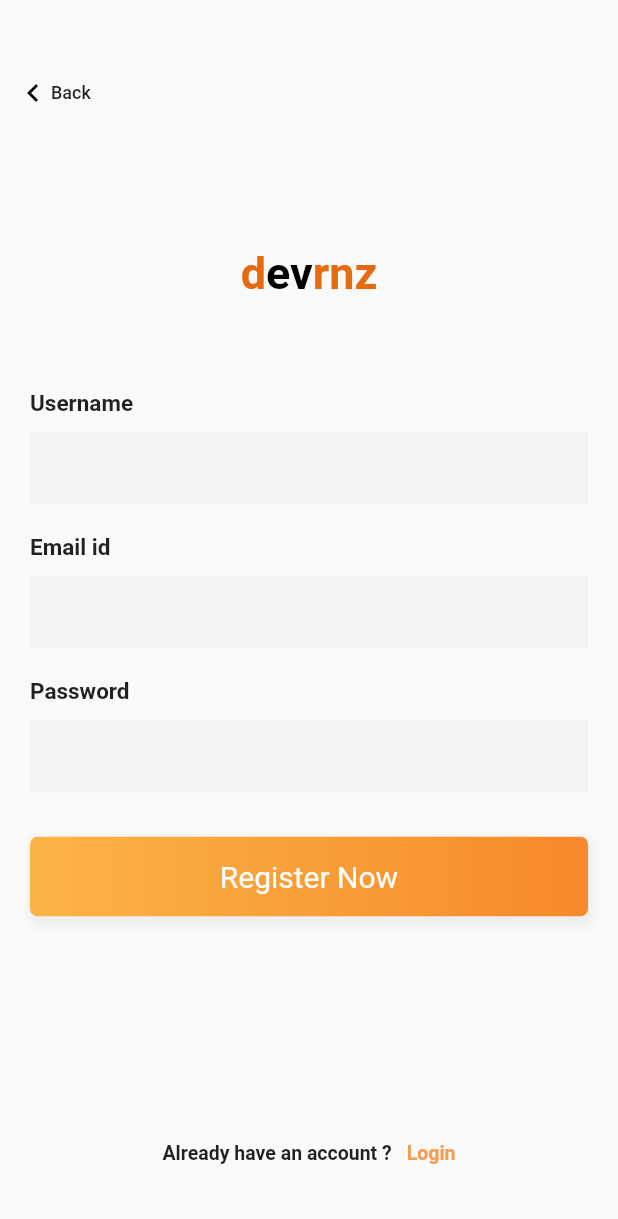
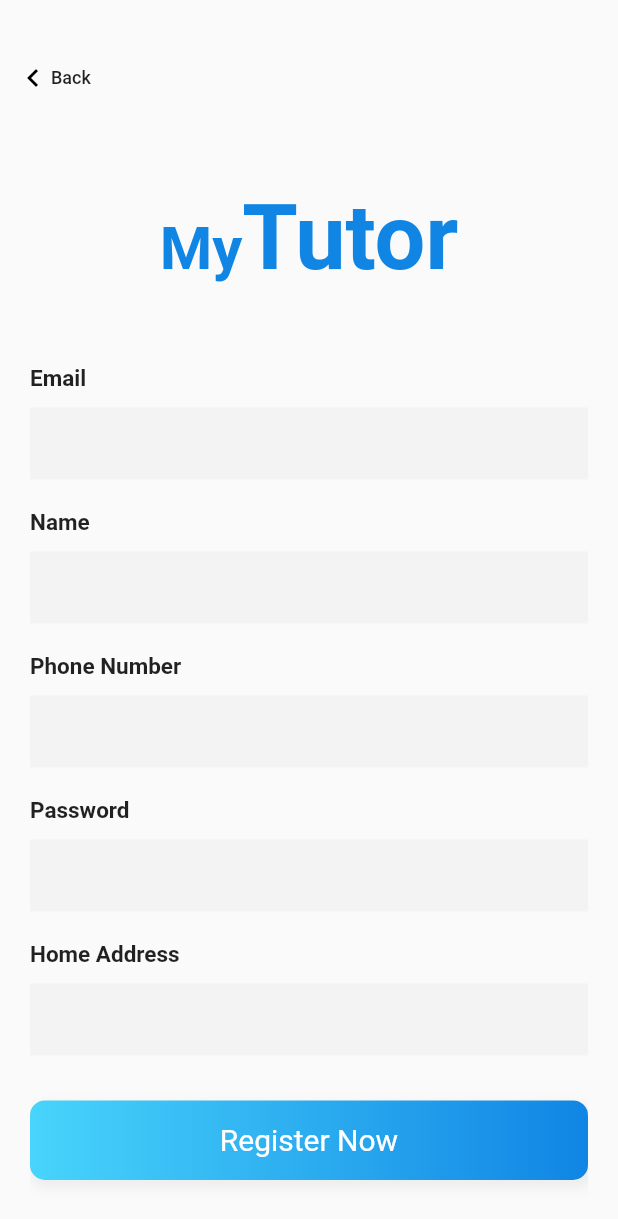
Before and after one commit to victorico123/UUM-flutter-project, a Flutter app: the screen it shows after launch, after a tap on "Register now", on a phone screen of 412 x 824 dp. Shown: the top 1219 px of the screen. Run offline on Flutter 3.47's test engine with Material 2 defaults, Android fonts, the light colour scheme and no system bars; our stand-ins replace google_fonts; Roboto replaces fonts that are missing (Arizonia).

Commit message:
added login and register page

```diff
--- a/my_tutor/lib/views/landingForm.dart
+++ b/my_tutor/lib/views/landingForm.dart
@@ -1,6 +1,7 @@
 // ignore: file_names
 import 'package:flutter/material.dart';
 import 'package:google_fonts/google_fonts.dart';
+import 'package:my_tutor/views/loginForm.dart';
 import 'package:my_tutor/views/registerForm.dart';
 
 class LandingForm extends StatefulWidget {
@@ -14,8 +15,8 @@ class _LandingFormState extends State<LandingForm> {
   Widget _submitButton() {
     return InkWell(
       onTap: () {
-        // Navigator.push(
-        //     context, MaterialPageRoute(builder: (context) => LoginPage()));
+        Navigator.push(
+            context, MaterialPageRoute(builder: (context) => LoginForm()));
       },
       child: Container(
         width: MediaQuery.of(context).size.width,
@@ -60,13 +61,25 @@ class _LandingFormState extends State<LandingForm> {
       child: Column(
         mainAxisAlignment: MainAxisAlignment.center,
         children: [
-          Text('My Tutor',
-              style: GoogleFonts.arizonia(
-                  textStyle: const TextStyle(
-                fontSize: 60,
-                fontWeight: FontWeight.bold,
-                color: Colors.white,
-              ))),
+          RichText(
+            textAlign: TextAlign.center,
+            text: TextSpan(
+                text: 'My',
+                style: TextStyle(
+                    fontSize: 40,
+                    fontWeight: FontWeight.w700,
+                    color: Colors.white),
+                children: [
+                  TextSpan(
+                      text: 'Tutor',
+                      style: GoogleFonts.arizonia(
+                          textStyle: const TextStyle(
+                        fontSize: 60,
+                        fontWeight: FontWeight.bold,
+                        color: Colors.white,
+                      )))
+                ]),
+          ),
           SizedBox(
             height: 200,
             child: Image.asset(
--- a/my_tutor/lib/views/registerForm.dart
+++ b/my_tutor/lib/views/registerForm.dart
@@ -1,4 +1,5 @@
 import 'package:flutter/material.dart';
+import 'package:google_fonts/google_fonts.dart';
 import 'package:my_tutor/views/loginForm.dart';
 
 class RegisterForm extends StatefulWidget {
@@ -60,7 +61,7 @@ class _RegisterFormState extends State<RegisterForm> {
       padding: EdgeInsets.symmetric(vertical: 15),
       alignment: Alignment.center,
       decoration: BoxDecoration(
-          borderRadius: BorderRadius.all(Radius.circular(5)),
+          borderRadius: BorderRadius.all(Radius.circular(10)),
           boxShadow: <BoxShadow>[
             BoxShadow(
                 color: Colors.grey.shade200,
@@ -71,43 +72,13 @@ class _RegisterFormState extends State<RegisterForm> {
           gradient: LinearGradient(
               begin: Alignment.centerLeft,
               end: Alignment.centerRight,
-              colors: [Color(0xfffbb448), Color(0xfff7892b)])),
+              colors: [
+                Color.fromARGB(255, 72, 212, 251),
+                Color.fromARGB(255, 16, 133, 228)
+              ])),
       child: Text(
         'Register Now',
         style: TextStyle(fontSize: 20, color: Colors.white),
-      ),
-    );
-  }
-
-  Widget _loginAccountLabel() {
-    return InkWell(
-      onTap: () {
-        Navigator.push(
-            context, MaterialPageRoute(builder: (context) => LoginForm()));
-      },
-      child: Container(
-        margin: EdgeInsets.symmetric(vertical: 20),
-        padding: EdgeInsets.all(15),
-        alignment: Alignment.bottomCenter,
-        child: Row(
-          mainAxisAlignment: MainAxisAlignment.center,
-          children: <Widget>[
-            Text(
-              'Already have an account ?',
-              style: TextStyle(fontSize: 13, fontWeight: FontWeight.w600),
-            ),
-            SizedBox(
-              width: 10,
-            ),
-            Text(
-              'Login',
-              style: TextStyle(
-                  color: Color(0xfff79c4f),
-                  fontSize: 13,
-                  fontWeight: FontWeight.w600),
-            ),
-          ],
-        ),
       ),
     );
   }
@@ -116,30 +87,32 @@ class _RegisterFormState extends State<RegisterForm> {
     return RichText(
       textAlign: TextAlign.center,
       text: TextSpan(
-          text: 'd',
+          text: 'My',
           style: TextStyle(
-              fontSize: 30,
+              fontSize: 40,
               fontWeight: FontWeight.w700,
-              color: Color(0xffe46b10)),
+              color: Color.fromARGB(255, 16, 133, 228)),
           children: [
             TextSpan(
-              text: 'ev',
-              style: TextStyle(color: Colors.black, fontSize: 30),
-            ),
-            TextSpan(
-              text: 'rnz',
-              style: TextStyle(color: Color(0xffe46b10), fontSize: 30),
-            ),
+                text: 'Tutor',
+                style: GoogleFonts.arizonia(
+                    textStyle: const TextStyle(
+                  fontSize: 60,
+                  fontWeight: FontWeight.bold,
+                  color: Color.fromARGB(255, 16, 133, 228),
+                )))
           ]),
     );
   }
 
-  Widget _emailPasswordWidget() {
+  Widget _formWidget() {
     return Column(
       children: <Widget>[
-        _entryField("Username"),
-        _entryField("Email id"),
+        _entryField("Email"),
+        _entryField("Name"),
+        _entryField("Phone Number"),
         _entryField("Password", isPassword: true),
+        _entryField("Home Address"),
       ],
     );
   }
@@ -152,11 +125,6 @@ class _RegisterFormState extends State<RegisterForm> {
         height: height,
         child: Stack(
           children: <Widget>[
-            Positioned(
-              top: -MediaQuery.of(context).size.height * .15,
-              right: -MediaQuery.of(context).size.width * .4,
-              child: Container(),
-            ),
             Container(
               padding: EdgeInsets.symmetric(horizontal: 20),
               child: SingleChildScrollView(
@@ -164,23 +132,22 @@ class _RegisterFormState extends State<RegisterForm> {
                   crossAxisAlignment: CrossAxisAlignment.center,
                   mainAxisAlignment: MainAxisAlignment.center,
                   children: <Widget>[
-                    SizedBox(height: height * .2),
+                    SizedBox(height: height * .15),
                     _title(),
                     SizedBox(
-                      height: 50,
+                      height: 40,
                     ),
-                    _emailPasswordWidget(),
+                    _formWidget(),
                     SizedBox(
                       height: 20,
                     ),
                     _submitButton(),
-                    SizedBox(height: height * .14),
-                    _loginAccountLabel(),
+                    SizedBox(height: height * .05),
                   ],
                 ),
               ),
             ),
-            Positioned(top: 40, left: 0, child: _backButton()),
+            Positioned(top: 30, left: 0, child: _backButton()),
           ],
         ),
       ),
```
Also changed, not shown: my_tutor/lib/views/loginForm.dart (+133 -1 lines), 1 other file.
